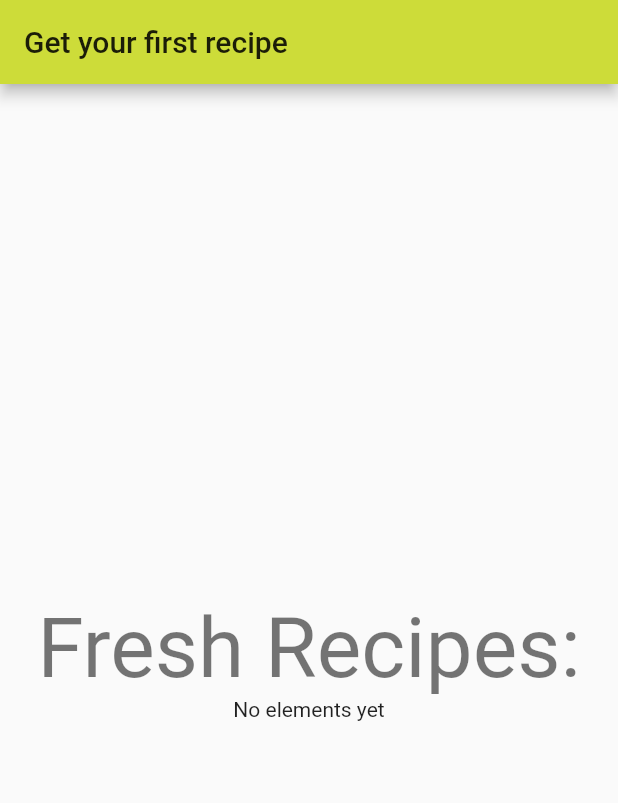
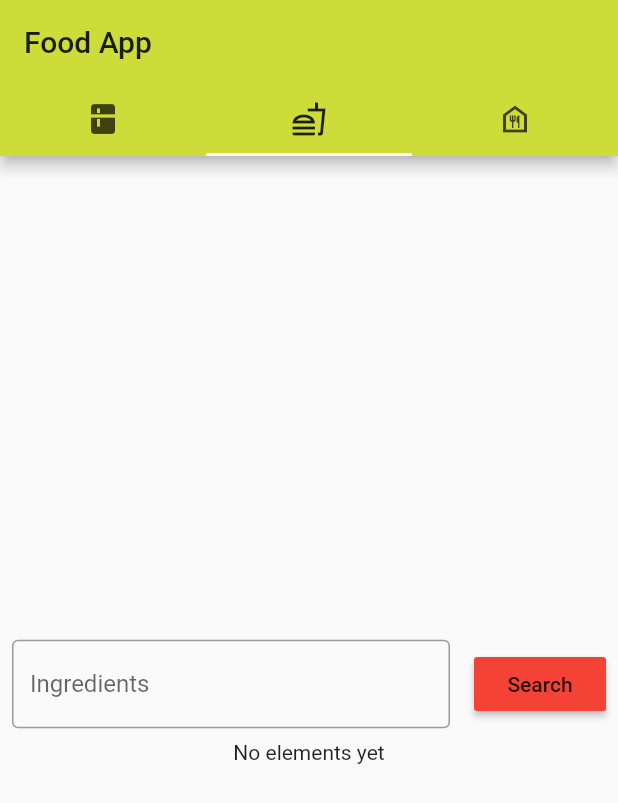
Before and after one commit to lukas-becker/food_app, a Flutter app: the screen it shows after launch, on a phone screen of 412 x 824 dp. Shown: the top 803 px of the screen. Run offline on Flutter 3.47's test engine with Material 2 defaults, Android fonts, the phone set to English and light mode, and no system bars; network calls fail.

Commit message:
Added Pantry and search

```diff
--- a/lib/main.dart
+++ b/lib/main.dart
@@ -1,31 +1,170 @@
-import 'dart:ffi';
-import 'dart:io';
-
 import 'package:flutter/material.dart';
 import 'package:http/http.dart' as http;
 import 'dart:convert';
 import 'package:url_launcher/url_launcher.dart';
 
 void main() {
-  runApp(APITest());
+  runApp(TabNavigation());
 }
 
-class APITest extends StatelessWidget {
+//Tab Navigation
+class TabNavigation extends StatelessWidget {
   @override
   Widget build(BuildContext context) {
     return MaterialApp(
-      title: 'Simple API demo',
       theme: ThemeData(
         primarySwatch: Colors.lime,
         visualDensity: VisualDensity.adaptivePlatformDensity,
       ),
-      home: FirstRecipes(title: 'Get your first recipe'),
+      home: DefaultTabController(
+        length: 3,
+        initialIndex: 1,
+        child: Scaffold(
+          appBar: AppBar(
+            bottom: TabBar(
+              tabs: [
+                Tab(icon: Icon(Icons.kitchen)),
+                Tab(icon: Icon(Icons.fastfood_outlined)),
+                Tab(icon: Icon(Icons.food_bank_outlined)),
+              ],
+            ),
+            title: Text('Food App '),
+          ),
+          body: TabBarView(
+            children: [
+              PantryWidget(),
+              RecipeListWidget(),
+              Icon(Icons.directions_bike),
+            ],
+          ),
+        ),
+      ),
     );
   }
 }
 
-class FirstRecipes extends StatefulWidget {
-  FirstRecipes({Key key, this.title}) : super(key: key);
+//First Tab - Pantry
+class PantryWidget extends StatelessWidget {
+  @override
+  Widget build(BuildContext context) {
+    return MaterialApp(
+      theme: ThemeData(
+        primarySwatch: Colors.lime,
+        visualDensity: VisualDensity.adaptivePlatformDensity,
+      ),
+      home: Pantry(),
+    );
+  }
+}
+
+class Pantry extends StatefulWidget{
+
+  @override
+  _PantryState createState() => _PantryState();
+}
+
+class _PantryState extends State<Pantry> {
+  final List<String> entries = <String>['egg', 'pork', 'cheese'];
+
+  var tController = new TextEditingController();
+
+  @override
+  void initState() {
+    super.initState();
+
+  }
+
+  @override
+  Widget build(BuildContext context) {
+
+    return Scaffold(
+        body: Center(
+          child: ListView.separated(
+            padding: const EdgeInsets.all(8),
+            itemCount: entries.length,
+            separatorBuilder: (BuildContext context, int index) => Divider(),
+            itemBuilder: (BuildContext context, int index) {
+              return Container(
+                height: 50,
+                color: Colors.amber[100],
+                child: Center(child: Text(entries[index])),
+              );
+            },
+          )
+        ),
+        floatingActionButton: FloatingActionButton(
+          onPressed: () {
+            String newItem;
+
+            showDialog(
+                context: context,
+                builder: (BuildContext context){
+                  return AlertDialog(
+                    title: Text("New List Item"),
+                    content: Row(
+                      children: [
+                        Expanded(child: Padding(
+                          padding: const EdgeInsets.all(8.0),
+                          child: TextField(
+                            controller: tController,
+                            decoration: InputDecoration(
+                              border: OutlineInputBorder(),
+                              labelText: 'New Ingredient',
+                            ),
+                          ),
+                        )),
+                      ],
+                    ),
+                    actions: [
+                      FlatButton(
+                          onPressed: () {
+                            Navigator.of(context).pop();
+                          },
+                          child: Text("Close")
+                      ),
+                      FlatButton(
+                      child: Text("Save"),
+                      onPressed: (){
+                        newItem = tController.text;
+                        Navigator.of(context).pop();
+                      },
+                      ),
+
+                    ],
+                  );
+                }
+            ).then((value) => setState(() {
+              if(newItem != null)
+                entries.insert(entries.length,newItem);
+            }));
+
+
+
+          },
+          child: Icon(Icons.add),
+          backgroundColor: Colors.lime,
+        ),
+    );
+  }
+}
+//End of Pantry
+
+//Center Tab Recipe List
+class RecipeListWidget extends StatelessWidget {
+  @override
+  Widget build(BuildContext context) {
+    return MaterialApp(
+      theme: ThemeData(
+        primarySwatch: Colors.lime,
+        visualDensity: VisualDensity.adaptivePlatformDensity,
+      ),
+      home: Recipes(title: 'Get your first recipe'),
+    );
+  }
+}
+
+class Recipes extends StatefulWidget {
+  Recipes({Key key, this.title}) : super(key: key);
 
   // This widget is the home page of your application. It is stateful, meaning
   // that it has a State object (defined below) that contains fields that affect
@@ -39,16 +178,21 @@ class FirstRecipes extends StatefulWidget {
   final String title;
 
   @override
-  _FirstRecipesState createState() => _FirstRecipesState();
+  _RecipesState createState() => _RecipesState();
 }
 
-class _FirstRecipesState extends State<FirstRecipes> {
+class _RecipesState extends State<Recipes> {
   var futureRecipes = [];
   Future<dynamic> futureJson;
   int count = 0;
 
+  String ingredients = 'pork';
+
+  final tController = new TextEditingController();
+
   Future<dynamic> fetchJson() async {
-    final response = await http.get('http://www.recipepuppy.com/api/?i=pork');
+    print('http://www.recipepuppy.com/api/?i=' + ingredients);
+    final response = await http.get('http://www.recipepuppy.com/api/?i=' + ingredients);
 
     if (response.statusCode == 200) {
       // If the server did return a 200 OK response,
@@ -63,7 +207,7 @@ class _FirstRecipesState extends State<FirstRecipes> {
   }
 
   Future<Recipe> fetchRecipe(int resNumber) async {
-    final response = await http.get('http://www.recipepuppy.com/api/?i=pork');
+    final response = await http.get('http://www.recipepuppy.com/api/?i=' + ingredients);
 
     if (response.statusCode == 200) {
       // If the server did return a 200 OK response,
@@ -105,18 +249,19 @@ class _FirstRecipesState extends State<FirstRecipes> {
     // The Flutter framework has been optimized to make rerunning build methods
     // fast, so that you can just rebuild anything that needs updating rather
     // than having to individually change instances of widgets.
-    return Scaffold(
+    return Scaffold(/*
       appBar: AppBar(
         // Here we take the value from the MyHomePage object that was created by
         // the App.build method, and use it to set our appbar title.
         title: Text(widget.title),
-      ),
+      ),*/
       body: Center(
         // Center is a layout widget. It takes a single child and positions it
         // in the middle of the parent.
 
         child: SingleChildScrollView(
-          child: Column(children: _printRecipes()),
+          child: Column(
+            children: _printRecipes()),
         )
       )
     );
@@ -124,10 +269,40 @@ class _FirstRecipesState extends State<FirstRecipes> {
 
   List<Widget> _printRecipes(){
     List<Widget> children = new List();
-    children.add(Text(
-      'Fresh Recipes:',
-      style: Theme.of(context).textTheme.headline2,
-    ));
+    children.add(
+        Row(
+          mainAxisAlignment: MainAxisAlignment.spaceAround,
+
+          children: [
+            Expanded(child: Padding(
+              padding: const EdgeInsets.all(8.0),
+              child: TextField(
+                controller: tController,
+                decoration: InputDecoration(
+                  border: OutlineInputBorder(),
+                  labelText: 'Ingredients',
+                ),
+              ),
+            )),
+            Padding(
+              padding: const EdgeInsets.all(8.0),
+              child: RaisedButton(
+                color: Colors.red,
+                onPressed: () {
+                  setState(() {
+                    this.count = 0;
+                    this.futureRecipes.clear();
+                    this.futureJson = null;
+                    this.ingredients = tController.text;
+                    this.futureJson = fetchJson().then((value) => this.complete(value));
+                  });
+
+                },
+                child: Text("Search"),),
+            )
+          ],
+        )
+    );
     int i;
     for(i = 0; i < count; i++){
 
@@ -213,3 +388,4 @@ class _FirstRecipesState extends State<FirstRecipes> {
     );
   }
 }
+//End of Recipe list
```
Lines whose indentation alone changed are shown as unchanged.
